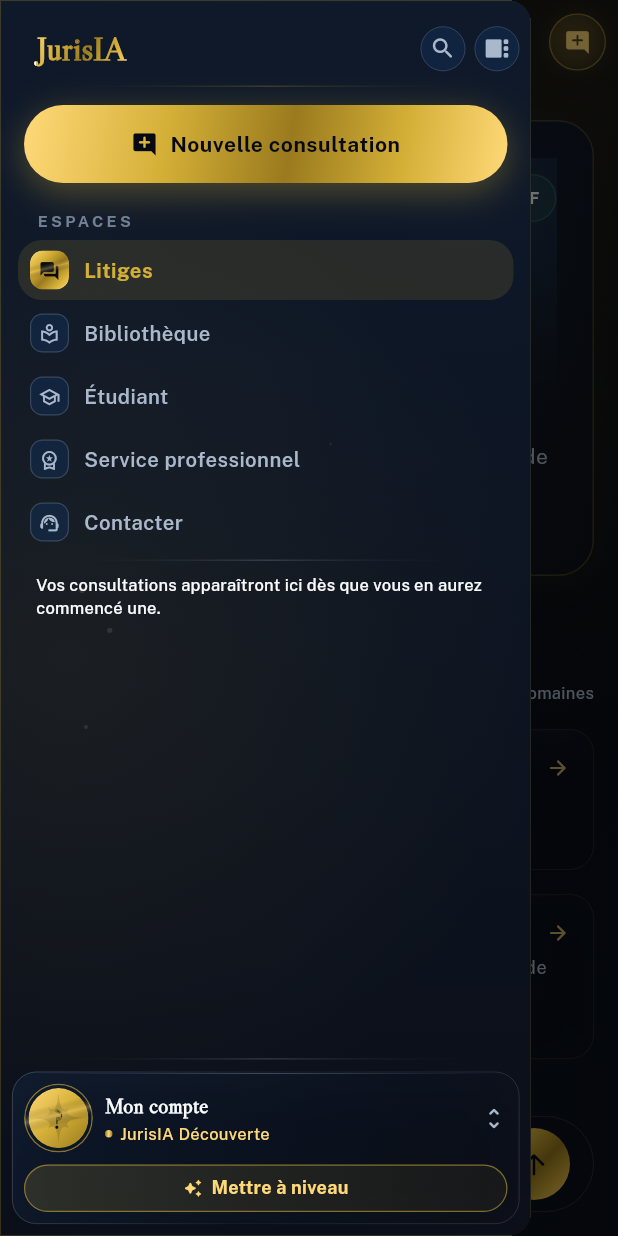
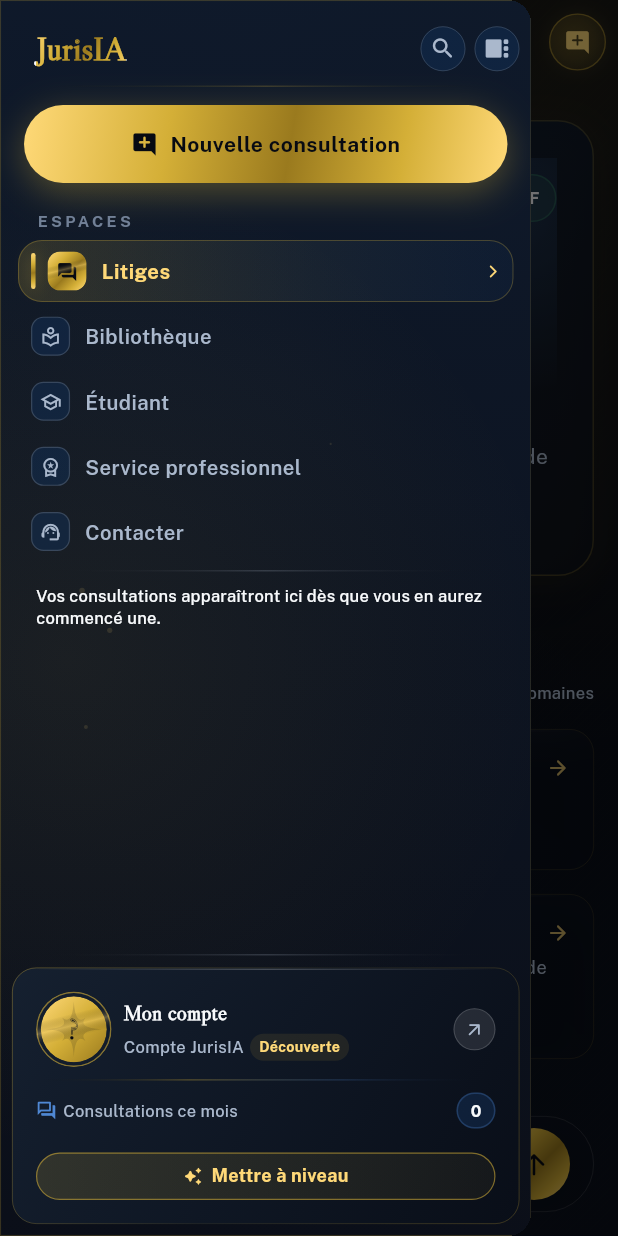
Before and after one commit to liorcreation/jurisia-app, a Flutter app: the screen it shows once a user with an empty profile is signed in, with the side drawer open, on a phone screen of 412 x 824 dp. Run offline on Flutter 3.47's test engine with Material 3 defaults, Android fonts, the phone set to English and light mode, and no system bars; our stand-ins replace camera, equatable, flutter_tts, sentry_flutter, shared_preferences, speech_to_text and 3 more; missing offline and left inert: dart:js_interop, dart:ui_web, window_manager; accounts and stored records are empty; network calls fail.

Commit message:
Elevate JurisIA sidebar and profile card

```diff
--- a/lib/core/shell/jurisia_sidebar.dart
+++ b/lib/core/shell/jurisia_sidebar.dart
@@ -75,20 +75,14 @@
     final radius = BorderRadius.circular(AppRadius.large);
 
     return DecoratedBox(
-      decoration: BoxDecoration(
-        borderRadius: rounded ? radius : null,
-        boxShadow: rounded ? AppShadows.floating : null,
-      ),
+      decoration: BoxDecoration(borderRadius: rounded ? radius : null, boxShadow: rounded ? AppShadows.floating : null),
       child: SmokedGlassSurface(
         borderRadius: rounded ? radius : null,
         border: Border.all(color: AppColors.gold.withValues(alpha: 0.22), width: 0.7),
         child: Stack(
           children: [
             const Positioned.fill(child: IgnorePointer(child: _SidebarAmbience())),
-            SafeArea(
-              right: false,
-              child: _isRail ? _buildRail(context) : _buildExpanded(context),
-            ),
+            SafeArea(right: false, child: _isRail ? _buildRail(context) : _buildExpanded(context)),
           ],
         ),
       ),
@@ -114,20 +108,13 @@
                 child: InkWell(
                   borderRadius: BorderRadius.circular(12),
                   onTap: shell.toggleNav,
-                  child: const Padding(
-                    padding: EdgeInsets.all(4),
-                    child: JurisIAAppIconTile(size: 40),
-                  ),
+                  child: const Padding(padding: EdgeInsets.all(4), child: JurisIAAppIconTile(size: 40)),
                 ),
               ),
             ),
           ),
           const SizedBox(height: AppSpacing.md),
-          _RailIconButton(
-            icon: Icons.search_rounded,
-            tooltip: 'Rechercher',
-            onTap: shell.openNav,
-          ),
+          _RailIconButton(icon: Icons.search_rounded, tooltip: 'Rechercher', onTap: shell.openNav),
           const SizedBox(height: AppSpacing.xs),
           _RailNewConsultationButton(onTap: () => _startNewConsultation(context)),
           const _AdminPortalEntry(compact: true),
@@ -199,10 +186,7 @@
           ),
         ),
         const _FadingRule(),
-        const Padding(
-          padding: EdgeInsets.all(AppSpacing.sm),
-          child: SidebarProfileCard(),
-        ),
+        const Padding(padding: EdgeInsets.all(AppSpacing.sm), child: SidebarProfileCard()),
       ],
     );
   }
@@ -387,12 +371,7 @@
 /// actif. L'espace actif porte en plus un lent reflet d'or qui la traverse
 /// en boucle — le repère « vous êtes ici », vivant.
 class _FacetedTile extends StatelessWidget {
-  const _FacetedTile({
-    required this.icon,
-    required this.selected,
-    this.hovered = false,
-    this.size = 26,
-  });
+  const _FacetedTile({required this.icon, required this.selected, this.hovered = false, this.size = 26});
 
   final IconData icon;
   final bool selected;
@@ -419,9 +398,7 @@
               : AppColors.glassBorder,
           width: 0.8,
         ),
-        boxShadow: selected
-            ? [BoxShadow(color: AppColors.gold.withValues(alpha: 0.32), blurRadius: 10)]
-            : null,
+        boxShadow: selected ? [BoxShadow(color: AppColors.gold.withValues(alpha: 0.32), blurRadius: 10)] : null,
       ),
       child: Icon(
         icon,
@@ -446,11 +423,7 @@
 /// hauteur uniforme (densité « ChatGPT »). L'espace actif porte un fond doré
 /// discret et son libellé passe à l'or.
 class _ModuleRow extends StatefulWidget {
-  const _ModuleRow({
-    required this.destination,
-    required this.selected,
-    required this.onTap,
-  });
+  const _ModuleRow({required this.destination, required this.selected, required this.onTap});
 
   final NavDestination destination;
   final bool selected;
@@ -478,20 +451,49 @@
           child: InkWell(
             onTap: widget.onTap,
             borderRadius: BorderRadius.circular(AppRadius.medium),
+            child: Semantics(
+              button: true,
+              selected: selected,
+              label: widget.destination.label,
               child: AnimatedContainer(
-              duration: const Duration(milliseconds: 180),
+                duration: const Duration(milliseconds: 220),
                 curve: Curves.fastOutSlowIn,
                 padding: const EdgeInsets.symmetric(horizontal: AppSpacing.sm, vertical: 7),
                 decoration: BoxDecoration(
                   borderRadius: BorderRadius.circular(AppRadius.medium),
+                  gradient: selected
+                      ? LinearGradient(
+                          begin: Alignment.centerLeft,
+                          end: Alignment.centerRight,
+                          colors: [AppColors.gold.withValues(alpha: 0.17), AppColors.cobalt.withValues(alpha: 0.08)],
+                        )
+                      : null,
+                  color: selected || _hovered ? null : Colors.transparent,
+                  border: Border.all(
                     color: selected
-                    ? AppColors.gold.withValues(alpha: 0.13)
+                        ? AppColors.gold.withValues(alpha: 0.28)
                         : _hovered
-                        ? Colors.white.withValues(alpha: 0.04)
+                        ? AppColors.glassBorder
                         : Colors.transparent,
+                    width: 0.7,
+                  ),
                 ),
                 child: Row(
                   children: [
+                    AnimatedContainer(
+                      duration: const Duration(milliseconds: 220),
+                      curve: Curves.easeOutCubic,
+                      width: selected ? 3 : 0,
+                      height: selected ? 24 : 0,
+                      margin: EdgeInsets.only(right: selected ? AppSpacing.sm : 0),
+                      decoration: BoxDecoration(
+                        borderRadius: BorderRadius.circular(AppRadius.pill),
+                        gradient: AppGradients.goldMetallic,
+                        boxShadow: selected
+                            ? [BoxShadow(color: AppColors.gold.withValues(alpha: 0.35), blurRadius: 8)]
+                            : null,
+                      ),
+                    ),
                     _FacetedTile(
                       icon: selected ? widget.destination.selectedIcon : widget.destination.icon,
                       selected: selected,
@@ -506,7 +508,7 @@
                         style: textTheme.titleSmall?.copyWith(
                           fontSize: 13.5,
                           color: selected
-                            ? AppColors.gold
+                              ? AppColors.goldLight
                               : _hovered
                               ? AppColors.textPrimary
                               : AppColors.textSecondary,
@@ -514,7 +516,13 @@
                         ),
                       ),
                     ),
+                    AnimatedOpacity(
+                      opacity: selected ? 1 : 0,
+                      duration: const Duration(milliseconds: 180),
+                      child: const Icon(Icons.arrow_forward_ios_rounded, size: 10, color: AppColors.goldLight),
+                    ),
                   ],
+                ),
               ),
             ),
           ),
@@ -570,11 +578,7 @@
                 onPressed: onSearch,
               ),
               const SizedBox(width: 6),
-              _HeaderControl(
-                tooltip: collapseTooltip,
-                icon: Icons.view_sidebar_rounded,
-                onPressed: onCollapse,
-              ),
+              _HeaderControl(tooltip: collapseTooltip, icon: Icons.view_sidebar_rounded, onPressed: onCollapse),
             ],
           ),
         ),
@@ -590,12 +594,7 @@
 /// Bouton de contrôle de l'en-tête (recherche / repli) — pastille de verre
 /// discrète ; passe à l'or lorsqu'elle est active.
 class _HeaderControl extends StatelessWidget {
-  const _HeaderControl({
-    required this.tooltip,
-    required this.icon,
-    required this.onPressed,
-    this.active = false,
-  });
+  const _HeaderControl({required this.tooltip, required this.icon, required this.onPressed, this.active = false});
 
   final String tooltip;
   final IconData icon;
@@ -608,25 +607,16 @@
       message: tooltip,
       child: TapScale(
         child: Material(
-          color: active
-              ? AppColors.gold.withValues(alpha: 0.18)
-              : AppColors.legalBlueDark.withValues(alpha: 0.5),
+          color: active ? AppColors.gold.withValues(alpha: 0.18) : AppColors.legalBlueDark.withValues(alpha: 0.5),
           shape: CircleBorder(
-            side: BorderSide(
-              color: active ? AppColors.gold.withValues(alpha: 0.6) : AppColors.glassBorder,
-              width: 0.6,
-            ),
+            side: BorderSide(color: active ? AppColors.gold.withValues(alpha: 0.6) : AppColors.glassBorder, width: 0.6),
           ),
           child: InkWell(
             customBorder: const CircleBorder(),
             onTap: onPressed,
             child: Padding(
               padding: const EdgeInsets.all(6),
-              child: Icon(
-                icon,
-                size: 18,
-                color: active ? AppColors.goldLight : AppColors.textSecondary,
-              ),
+              child: Icon(icon, size: 18, color: active ? AppColors.goldLight : AppColors.textSecondary),
             ),
           ),
         ),
@@ -645,10 +635,11 @@
   State<_TravelingGlint> createState() => _TravelingGlintState();
 }
 
-class _TravelingGlintState extends State<_TravelingGlint>
-    with SingleTickerProviderStateMixin {
-  late final AnimationController _controller =
-      AnimationController(vsync: this, duration: const Duration(milliseconds: 6400))..repeat();
+class _TravelingGlintState extends State<_TravelingGlint> with SingleTickerProviderStateMixin {
+  late final AnimationController _controller = AnimationController(
+    vsync: this,
+    duration: const Duration(milliseconds: 6400),
+  )..repeat();
 
   @override
   void dispose() {
@@ -682,11 +673,7 @@
       rect,
       Paint()
         ..shader = LinearGradient(
-          colors: [
-            Colors.transparent,
-            AppColors.gold.withValues(alpha: 0.22),
-            Colors.transparent,
-          ],
+          colors: [Colors.transparent, AppColors.gold.withValues(alpha: 0.22), Colors.transparent],
         ).createShader(rect),
     );
 
@@ -725,10 +712,9 @@
   State<_SidebarAmbience> createState() => _SidebarAmbienceState();
 }
 
-class _SidebarAmbienceState extends State<_SidebarAmbience>
-    with SingleTickerProviderStateMixin {
-  late final AnimationController _controller =
-      AnimationController(vsync: this, duration: const Duration(seconds: 24))..repeat();
+class _SidebarAmbienceState extends State<_SidebarAmbience> with SingleTickerProviderStateMixin {
+  late final AnimationController _controller = AnimationController(vsync: this, duration: const Duration(seconds: 24))
+    ..repeat();
 
   @override
   void dispose() {
@@ -777,10 +763,7 @@
       glowRadius,
       Paint()
         ..shader = RadialGradient(
-          colors: [
-            AppColors.gold.withValues(alpha: 0.07),
-            AppColors.gold.withValues(alpha: 0),
-          ],
+          colors: [AppColors.gold.withValues(alpha: 0.07), AppColors.gold.withValues(alpha: 0)],
         ).createShader(Rect.fromCircle(center: glowCenter, radius: glowRadius)),
     );
 
@@ -802,13 +785,7 @@
 }
 
 class _Mote {
-  const _Mote({
-    required this.x,
-    required this.radius,
-    required this.speed,
-    required this.drift,
-    required this.phase,
-  });
+  const _Mote({required this.x, required this.radius, required this.speed, required this.drift, required this.phase});
 
   final double x;
   final double radius;
@@ -827,13 +804,7 @@
       height: 1,
       margin: const EdgeInsets.symmetric(horizontal: AppSpacing.md),
       decoration: BoxDecoration(
-        gradient: LinearGradient(
-          colors: [
-            Colors.transparent,
-            AppColors.divider,
-            Colors.transparent,
-          ],
-        ),
+        gradient: LinearGradient(colors: [Colors.transparent, AppColors.divider, Colors.transparent]),
       ),
     );
   }
@@ -865,9 +836,7 @@
                 decoration: BoxDecoration(
                   gradient: AppGradients.goldMetallic,
                   borderRadius: BorderRadius.circular(13),
-                  boxShadow: [
-                    BoxShadow(color: AppColors.gold.withValues(alpha: 0.35), blurRadius: 12),
-                  ],
+                  boxShadow: [BoxShadow(color: AppColors.gold.withValues(alpha: 0.35), blurRadius: 12)],
                 ),
                 child: const Icon(Icons.add_comment_rounded, size: 20, color: AppColors.nightBlueDeep),
               ),
@@ -911,11 +880,7 @@
 }
 
 class _RailModuleButton extends StatefulWidget {
-  const _RailModuleButton({
-    required this.destination,
-    required this.selected,
-    required this.onTap,
-  });
+  const _RailModuleButton({required this.destination, required this.selected, required this.onTap});
 
   final NavDestination destination;
   final bool selected;
@@ -943,10 +908,12 @@
               child: InkWell(
                 onTap: widget.onTap,
                 borderRadius: BorderRadius.circular(AppRadius.medium),
+                child: Semantics(
+                  button: true,
+                  selected: widget.selected,
+                  label: widget.destination.label,
                   child: _FacetedTile(
-                  icon: widget.selected
-                      ? widget.destination.selectedIcon
-                      : widget.destination.icon,
+                    icon: widget.selected ? widget.destination.selectedIcon : widget.destination.icon,
                     selected: widget.selected,
                     hovered: _hovered,
                     size: 40,
@@ -956,6 +923,7 @@
             ),
           ),
         ),
+      ),
     );
   }
 }
--- a/lib/core/shell/sidebar_profile_card.dart
+++ b/lib/core/shell/sidebar_profile_card.dart
@@ -24,9 +24,7 @@
   int _consultationsThisMonth(BuildContext context) {
     final history = context.watch<LitigationChatController>().history;
     final now = DateTime.now();
-    return history
-        .where((c) => c.updatedAt.year == now.year && c.updatedAt.month == now.month)
-        .length;
+    return history.where((c) => c.updatedAt.year == now.year && c.updatedAt.month == now.month).length;
   }
 
   @override
@@ -68,13 +66,19 @@
     return GlassContainer(
       onTap: () => showProfileSheet(context),
       borderRadius: AppRadius.medium,
-      padding: const EdgeInsets.all(AppSpacing.sm),
+      padding: const EdgeInsets.all(AppSpacing.md),
+      borderColor: AppColors.gold.withValues(alpha: 0.30),
+      gradient: const LinearGradient(
+        begin: Alignment.topLeft,
+        end: Alignment.bottomRight,
+        colors: [Color(0xD9162233), Color(0xE6090E18)],
+      ),
       child: Column(
         mainAxisSize: MainAxisSize.min,
         children: [
           Row(
             children: [
-              ProfileMonogram(profile: profile, size: 40),
+              ProfileMonogram(profile: profile, size: 44),
               const SizedBox(width: AppSpacing.sm),
               Expanded(
                 child: Column(
@@ -85,53 +89,115 @@
                       profile?.displayName ?? 'Mon compte',
                       maxLines: 1,
                       overflow: TextOverflow.ellipsis,
-                      style: textTheme.titleSmall?.copyWith(fontFamily: 'Libre Caslon Display'),
+                      style: textTheme.titleSmall?.copyWith(
+                        fontFamily: 'Libre Caslon Display',
+                        fontWeight: FontWeight.w700,
+                      ),
                     ),
-                    const SizedBox(height: 1),
+                    const SizedBox(height: 4),
                     Row(
                       children: [
-                        Container(
-                          width: 5,
-                          height: 5,
-                          decoration: const BoxDecoration(
-                            shape: BoxShape.circle,
-                            gradient: AppGradients.goldSheen,
+                        Flexible(
+                          child: Text(
+                            profile?.roleLabel ?? 'Compte JurisIA',
+                            maxLines: 1,
+                            overflow: TextOverflow.ellipsis,
+                            style: textTheme.labelSmall?.copyWith(color: AppColors.textSecondary),
                           ),
                         ),
-                        const SizedBox(width: 5),
-                        Flexible(
+                        const SizedBox(width: AppSpacing.xs),
+                        Container(
+                          padding: const EdgeInsets.symmetric(horizontal: 6, vertical: 2),
+                          decoration: BoxDecoration(
+                            color: AppColors.gold.withValues(alpha: 0.10),
+                            borderRadius: BorderRadius.circular(AppRadius.pill),
+                          ),
                           child: Text(
-                            entitlements.definition.name,
+                            entitlements.definition.name.replaceFirst('JurisIA ', ''),
                             maxLines: 1,
                             overflow: TextOverflow.ellipsis,
-                            style: textTheme.labelSmall?.copyWith(color: AppColors.goldLight),
+                            style: textTheme.labelSmall?.copyWith(
+                              color: AppColors.goldLight,
+                              fontSize: 9.5,
+                              fontWeight: FontWeight.w700,
+                            ),
                           ),
                         ),
                       ],
                     ),
-                    if (count > 0) ...[
-                      const SizedBox(height: 2),
-                      Text(
-                        count == 1 ? '1 consultation ce mois' : '$count consultations ce mois',
-                        maxLines: 1,
-                        overflow: TextOverflow.ellipsis,
-                        style: textTheme.labelSmall?.copyWith(color: AppColors.textDisabled),
-                      ),
-                    ],
                   ],
                 ),
               ),
-              const Icon(Icons.unfold_more_rounded, size: 18, color: AppColors.textSecondary),
+              const SizedBox(width: AppSpacing.xs),
+              Container(
+                width: 28,
+                height: 28,
+                alignment: Alignment.center,
+                decoration: BoxDecoration(
+                  shape: BoxShape.circle,
+                  color: AppColors.glassHighlight,
+                  border: Border.all(color: AppColors.glassBorder, width: 0.7),
+                ),
+                child: const Icon(Icons.arrow_outward_rounded, size: 14, color: AppColors.textSecondary),
+              ),
             ],
           ),
-          if (canUpgrade) ...[
-            const SizedBox(height: AppSpacing.sm),
-            _UpgradeButton(entitlements: entitlements),
-          ],
+          const Padding(
+            padding: EdgeInsets.symmetric(vertical: AppSpacing.sm),
+            child: _ProfileCardDivider(),
+          ),
+          Row(
+            children: [
+              const Icon(Icons.forum_outlined, size: 14, color: AppColors.cobaltLight),
+              const SizedBox(width: AppSpacing.xs),
+              Expanded(
+                child: Text(
+                  'Consultations ce mois',
+                  maxLines: 1,
+                  overflow: TextOverflow.ellipsis,
+                  style: textTheme.labelSmall?.copyWith(color: AppColors.textSecondary),
+                ),
+              ),
+              Container(
+                constraints: const BoxConstraints(minWidth: 26),
+                padding: const EdgeInsets.symmetric(horizontal: 7, vertical: 3),
+                decoration: BoxDecoration(
+                  color: AppColors.cobalt.withValues(alpha: 0.22),
+                  borderRadius: BorderRadius.circular(AppRadius.pill),
+                  border: Border.all(color: AppColors.cobaltLight.withValues(alpha: 0.28)),
+                ),
+                child: Text(
+                  '$count',
+                  textAlign: TextAlign.center,
+                  style: textTheme.labelSmall?.copyWith(color: AppColors.textPrimary, fontWeight: FontWeight.w700),
+                ),
+              ),
+            ],
+          ),
+          if (canUpgrade) ...[const SizedBox(height: AppSpacing.md), _UpgradeButton(entitlements: entitlements)],
         ],
       ),
     );
   }
+}
+
+class _ProfileCardDivider extends StatelessWidget {
+  const _ProfileCardDivider();
+
+  @override
+  Widget build(BuildContext context) => Container(
+    height: 1,
+    decoration: BoxDecoration(
+      gradient: LinearGradient(
+        colors: [
+          Colors.transparent,
+          AppColors.gold.withValues(alpha: 0.30),
+          AppColors.cobaltLight.withValues(alpha: 0.20),
+          Colors.transparent,
+        ],
+      ),
+    ),
+  );
 }
 
 /// Bouton « Mettre à niveau » — pilule de verre à liseré d'or sur la carte
@@ -227,10 +293,10 @@
                 Text(
                   'Mettre à niveau',
                   style: Theme.of(context).textTheme.labelMedium?.copyWith(
-                        color: AppColors.goldLight,
-                        fontWeight: FontWeight.w700,
-                        letterSpacing: 0.2,
-                      ),
+                    color: AppColors.goldLight,
+                    fontWeight: FontWeight.w700,
+                    letterSpacing: 0.2,
+                  ),
                 ),
               ],
             ),
```
Also changed, not shown: 1 other file. Lines whose indentation alone changed are shown as unchanged.
